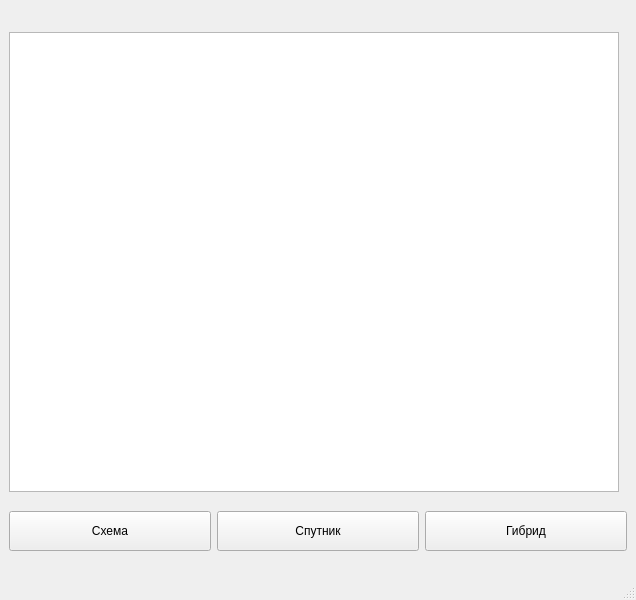
Before: the Qt Designer form ui/main.ui in Protocs/OkayMaps, drawn with Qt 5.
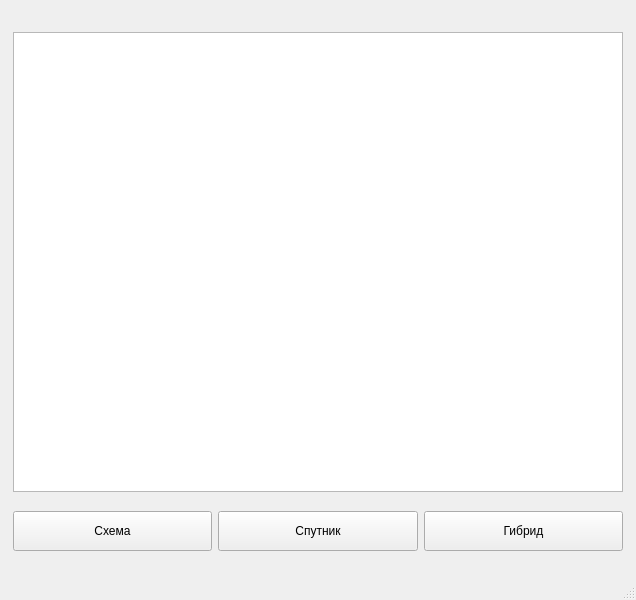
After: the same form once the commit is applied.

Commit message: Рефакторинг, подправил дизайн

The edit to the form file:
```diff
--- a/ui/main.ui
+++ b/ui/main.ui
@@ -10,12 +10,24 @@
     <height>600</height>
    </rect>
   </property>
+  <property name="minimumSize">
+   <size>
+    <width>636</width>
+    <height>600</height>
+   </size>
+  </property>
+  <property name="maximumSize">
+   <size>
+    <width>636</width>
+    <height>600</height>
+   </size>
+  </property>
   <property name="windowTitle">
    <string>MainWindow</string>
   </property>
   <widget class="QWidget" name="centralwidget">
-   <layout class="QVBoxLayout" name="verticalLayout">
-    <item>
+   <layout class="QGridLayout" name="gridLayout">
+    <item row="0" column="0">
      <widget class="QGraphicsView" name="map">
       <property name="minimumSize">
        <size>
@@ -31,7 +43,7 @@
       </property>
      </widget>
     </item>
-    <item>
+    <item row="1" column="0">
      <layout class="QHBoxLayout" name="horizontalLayout_3">
       <item>
        <widget class="QPushButton" name="scheme_btn">
```
Left out of the diff: 2 changed lines with no effect on the pictures. The commit also changes 3 other files.
